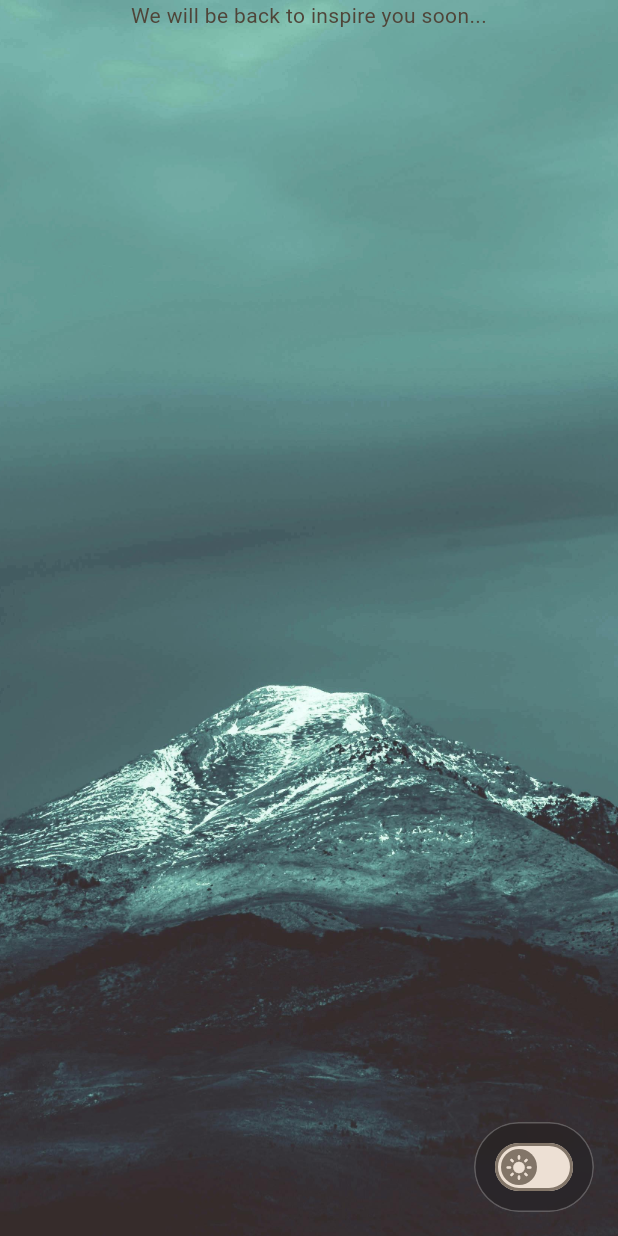
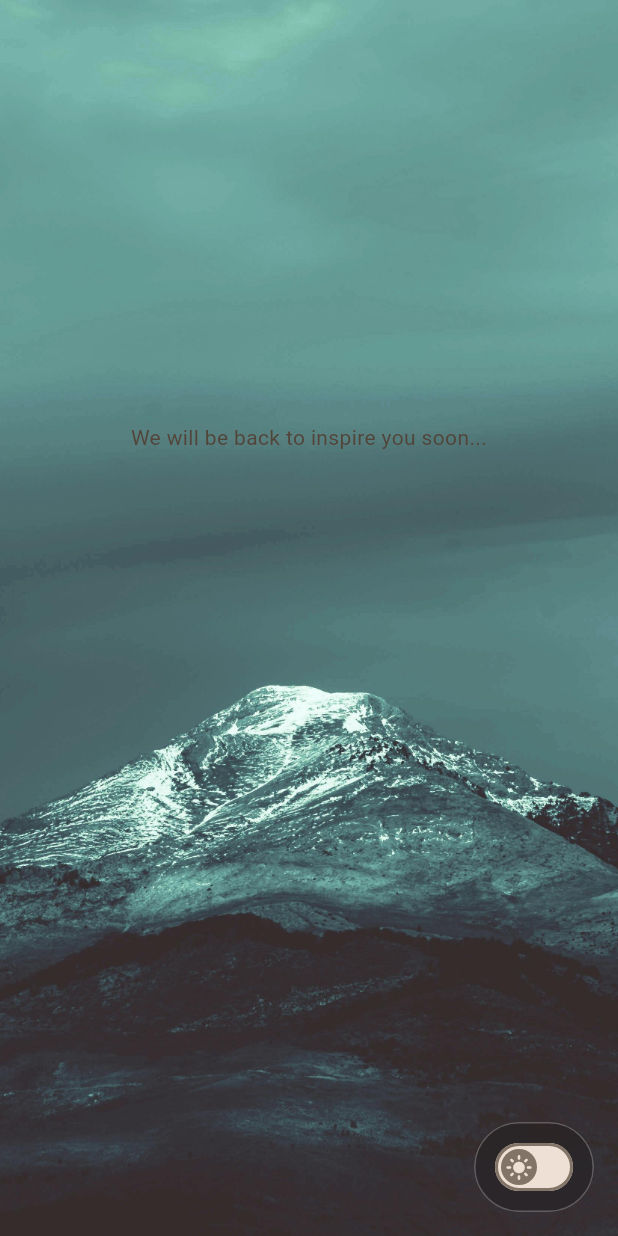
Before and after one commit to sekael/limitless, a Flutter app: the screen it shows after launch, on a phone screen of 412 x 824 dp. Run offline on Flutter 3.47's test engine with Material 3 defaults, Android fonts, the phone set to English and light mode, and no system bars; our stand-ins replace flutter_dotenv, google_fonts, supabase_flutter, talker_flutter; accounts and stored records are empty.

```diff
--- a/lib/pages/home.dart
+++ b/lib/pages/home.dart
@@ -2,11 +2,15 @@ import 'dart:math';
 
 import 'package:flutter/material.dart';
 import 'package:limitless_flutter/components/text/body.dart';
+import 'package:limitless_flutter/components/text/title.dart';
 import 'package:limitless_flutter/components/theme_toggle.dart';
 import 'package:limitless_flutter/features/quotes/data/repository.dart';
 import 'package:limitless_flutter/features/quotes/domain/quote.dart';
 import 'package:limitless_flutter/features/quotes/presentation/quote_display.dart';
 import 'package:provider/provider.dart';
+import 'package:talker_flutter/talker_flutter.dart';
+
+final talker = TalkerFlutter.init();
 
 class HomePage extends StatefulWidget {
   const HomePage({super.key});
@@ -45,6 +49,7 @@ class _HomePageState extends State<HomePage> with WidgetsBindingObserver {
       if (!mounted) return;
 
       if (items.isEmpty) {
+        talker.warning('Could not retrieve any items from the repository');
         setState(() {
           _currentQuote = null;
           _isLoading = false;
@@ -52,15 +57,23 @@ class _HomePageState extends State<HomePage> with WidgetsBindingObserver {
         return;
       }
 
+      talker.info(
+        'Successfully retrieved ${items.length} items from repository',
+      );
+
       final r = Random.secure();
       final idx = r.nextInt(items.length);
       final randomQuote = items[idx];
+      talker.info('Successfully picked random quote');
 
       setState(() {
         _currentQuote = randomQuote;
         _isLoading = false;
       });
     } catch (e) {
+      talker.error(
+        'An error occurred while loading and picking quote: ${e.toString()}',
+      );
       if (!mounted) return;
       setState(() {
         _error = e;
@@ -70,6 +83,7 @@ class _HomePageState extends State<HomePage> with WidgetsBindingObserver {
     }
   }
 
+  // TODO: add bright background image for light mode
   @override
   Widget build(BuildContext context) {
     return Scaffold(
@@ -86,9 +100,9 @@ class _HomePageState extends State<HomePage> with WidgetsBindingObserver {
             fit: StackFit.expand,
             children: [
               Align(
-                alignment: FractionalOffset(0.5, 0.3),
+                alignment: FractionalOffset(0.5, 0.35),
                 child: Column(
-                  mainAxisSize: MainAxisSize.max,
+                  mainAxisSize: MainAxisSize.min,
                   children: [
                     if (_isLoading) ...[
                       const CircularProgressIndicator(),
@@ -101,7 +115,10 @@ class _HomePageState extends State<HomePage> with WidgetsBindingObserver {
                         bodyText: 'We will be back to inspire you soon...',
                       ),
                     ] else ...[
-                      QuoteDisplay(quote: _currentQuote!),
+                      Padding(
+                        padding: const EdgeInsets.symmetric(horizontal: 16.0),
+                        child: QuoteDisplay(quote: _currentQuote!),
+                      ),
                     ],
                   ],
                 ),
--- a/lib/theme/theme.dart
+++ b/lib/theme/theme.dart
@@ -13,7 +13,7 @@ bool get _isCupertinoPlatform {
 
 final ColorScheme lightScheme = ColorScheme.fromSeed(
   brightness: Brightness.light,
-  seedColor: const Color.fromARGB(255, 184, 126, 41),
+  seedColor: const Color(0xFFFF9800),
 );
 
 final ColorScheme darkScheme = ColorScheme.fromSeed(
```
Also changed, not shown: lib/features/quotes/presentation/quote_display.dart (+22 -38 lines), lib/main.dart (+0 -27 lines).
